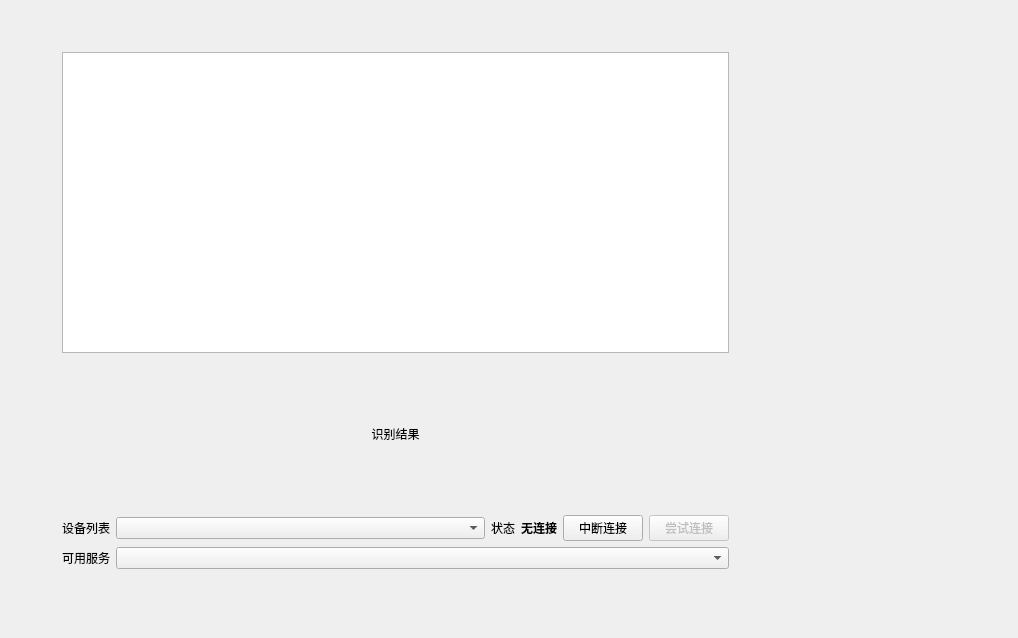
Old version of the form Client/form.ui in the repository yiyaowen/sEMG.Bluetooth.
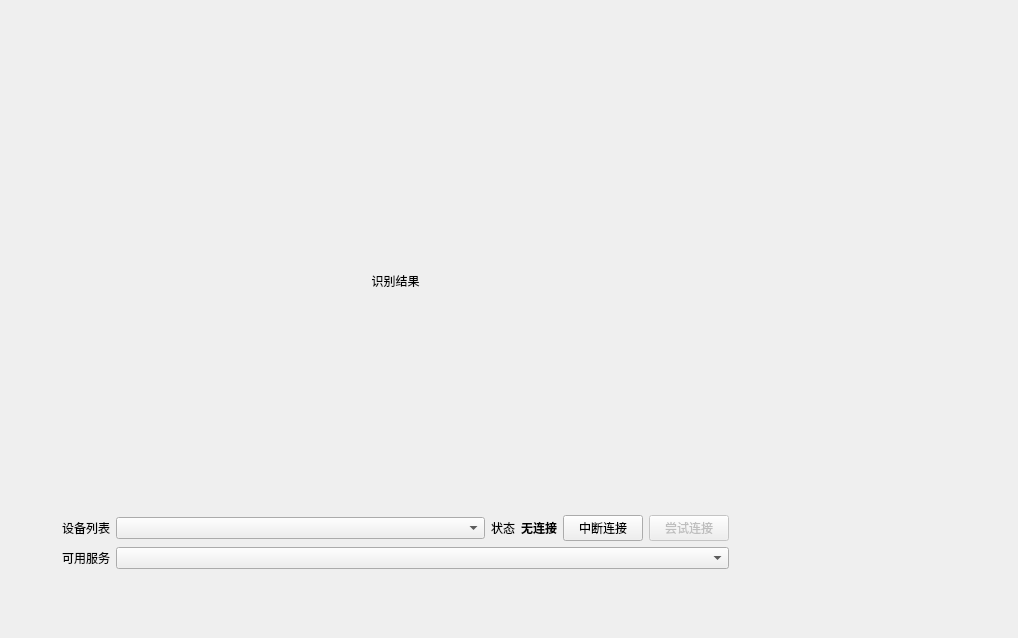
New version of the form.

Patch:
```diff
--- a/Client/form.ui
+++ b/Client/form.ui
@@ -36,7 +36,7 @@
      <number>12</number>
     </property>
     <item>
-     <widget class="QListView" name="semgSignalList"/>
+     <layout class="QGridLayout" name="signalGallery"/>
     </item>
     <item>
      <widget class="QLabel" name="recogResultLabel">
```
